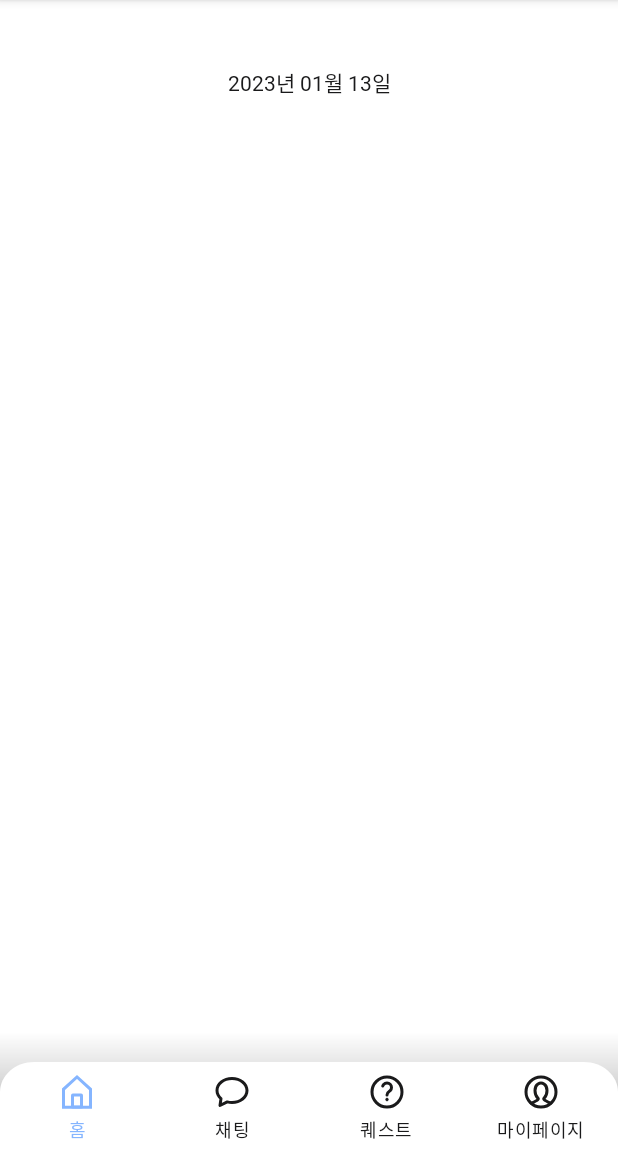
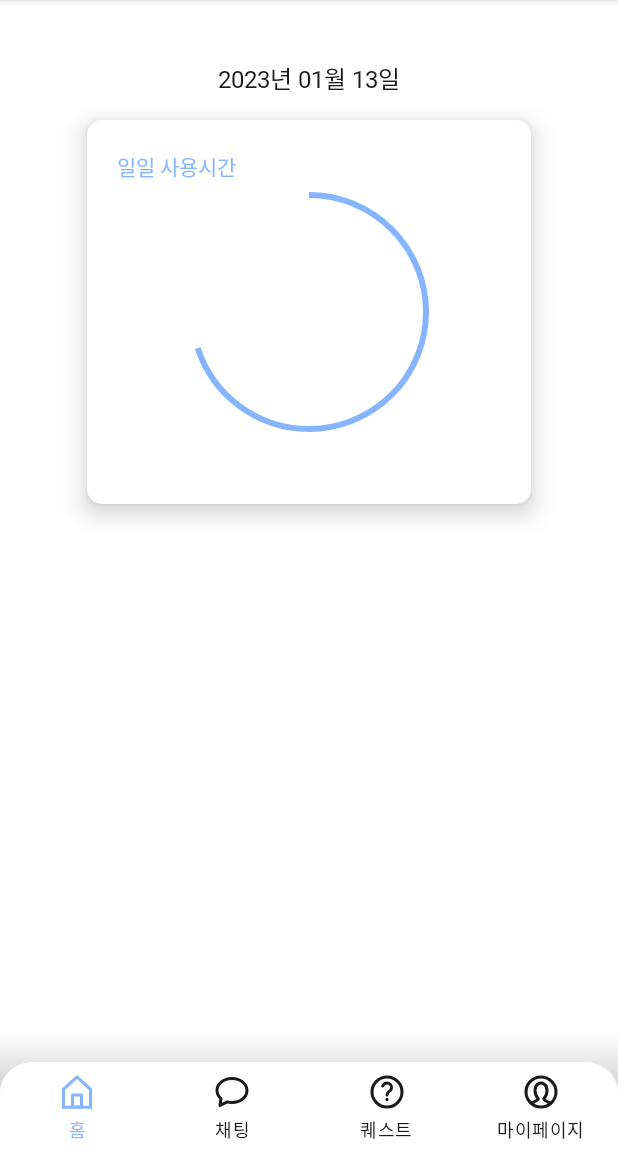
Before and after one commit to Pureum-umc-app/Pureum-FE, an Android app: the screen it shows after launch (MainActivity), on a phone screen of 412 x 824 dp, the part 84-1236 px from its top. Run offline under Robolectric (Android 15) with nearby library versions, the light colour scheme and no system bars; our stand-ins replace data binding, navigation-ui; libraries missing offline, so code that uses them is left out: com.kakao.sdk; 3 statements that could not run were skipped.

Commit message:
[ADD] 홈 화면 날짜 및 ViewPager 구현 중

```diff
--- /dev/null
+++ b/app/src/main/java/kr/co/pureum/adapter/home/UsageTimeAdapter.kt
@@ -0,0 +1,57 @@
+package kr.co.pureum.adapter.home
+
+import android.os.Build
+import android.view.LayoutInflater
+import android.view.ViewGroup
+import androidx.annotation.RequiresApi
+import androidx.databinding.DataBindingUtil
+import androidx.recyclerview.widget.RecyclerView
+import kr.co.domain.model.UsageTimeInfo
+import kr.co.pureum.R
+import kr.co.pureum.databinding.FragmentUsageTimeBinding
+import java.time.format.DateTimeFormatter
+
+class UsageTimeAdapter : RecyclerView.Adapter<UsageTimeAdapter.ViewHolder>() {
+    private lateinit var binding: FragmentUsageTimeBinding
+    private var usageTimeList = mutableListOf<UsageTimeInfo>()
+
+    interface Listener {
+        fun onClick(combId: Long)
+        fun onDelete(combId: Long)
+        fun onPost(combId: Long)
+    }
+
+    private lateinit var usageTimeListener : Listener
+
+    fun setListener(listener: Listener){
+        usageTimeListener = listener
+    }
+
+    override fun onCreateViewHolder(parent: ViewGroup, viewType: Int): ViewHolder {
+        binding = DataBindingUtil.inflate(LayoutInflater.from(parent.context), R.layout.fragment_usage_time, parent, false)
+        return ViewHolder(binding)
+    }
+
+    @RequiresApi(Build.VERSION_CODES.O)
+    override fun onBindViewHolder(holder: ViewHolder, position: Int) {
+        holder.bind(usageTimeList[position], position)
+//        holder.itemView.setOnClickListener { usageTimeListener.onClick(usageTimeList[position].id) }
+    }
+
+    override fun getItemCount(): Int = usageTimeList.size
+
+    fun setData(data: List<UsageTimeInfo>){
+        usageTimeList.clear()
+        usageTimeList.addAll(data)
+        notifyDataSetChanged()
+    }
+
+    inner class ViewHolder(val binding: FragmentUsageTimeBinding) : RecyclerView.ViewHolder(binding.root) {
+        @RequiresApi(Build.VERSION_CODES.O)
+        fun bind(usageTimeInfo: UsageTimeInfo, position: Int){
+            binding.homeDate.text = usageTimeInfo.dateTime.format(DateTimeFormatter.ofPattern("yyyy년 MM월 dd일"))
+            binding.homeUsageTimeIndicator.max = usageTimeInfo.goalTime
+            binding.homeUsageTimeIndicator.progress = usageTimeInfo.usageTime
+        }
+    }
+}
--- a/app/src/main/java/kr/co/pureum/views/home/HomeFragment.kt
+++ b/app/src/main/java/kr/co/pureum/views/home/HomeFragment.kt
@@ -4,7 +4,10 @@ import android.os.Build
 import android.os.Bundle
 import android.view.View
 import androidx.annotation.RequiresApi
+import androidx.recyclerview.widget.LinearLayoutManager
+import kr.co.domain.model.UsageTimeInfo
 import kr.co.pureum.R
+import kr.co.pureum.adapter.home.UsageTimeAdapter
 import kr.co.pureum.base.BaseFragment
 import kr.co.pureum.databinding.FragmentHomeBinding
 import kr.co.pureum.views.MainActivity
@@ -34,6 +37,22 @@ class HomeFragment : BaseFragment<FragmentHomeBinding>(R.layout.fragment_home) {
     private fun initView() {
         today = LocalDateTime.now()
 
-        binding.homeDate.text = today.format(DateTimeFormatter.ofPattern("yyyy년 MM월 dd일"))
+        binding.homeViewPager.apply {
+            adapter = UsageTimeAdapter().apply {
+                setListener(object : UsageTimeAdapter.Listener{
+                    override fun onClick(combId: Long) {
+                    }
+
+                    override fun onDelete(combId: Long) {
+                    }
+
+                    override fun onPost(combId: Long) {
+                    }
+                })
+            }
+        }
+
+        val usageTimeList : List<UsageTimeInfo> = listOf(UsageTimeInfo(10, 7, LocalDateTime.now()), UsageTimeInfo(10, 7, LocalDateTime.now()), UsageTimeInfo(10, 7, LocalDateTime.now()))
+        (binding.homeViewPager.adapter as UsageTimeAdapter).setData(usageTimeList)
     }
 }
--- /dev/null
+++ b/app/src/main/java/kr/co/pureum/views/home/UsageTimeFragment.kt
@@ -0,0 +1,32 @@
+package kr.co.pureum.views.home
+
+import android.os.Bundle
+import android.view.View
+import kr.co.pureum.R
+import kr.co.pureum.base.BaseFragment
+import kr.co.pureum.databinding.FragmentUsageTimeBinding
+
+class UsageTimeFragment : BaseFragment<FragmentUsageTimeBinding>(R.layout.fragment_usage_time) {
+    companion object {
+        var instance: UsageTimeFragment? = null
+    }
+
+    override fun onCreate(savedInstanceState: Bundle?) {
+        super.onCreate(savedInstanceState)
+        instance = this
+    }
+
+    override fun onViewCreated(view: View, savedInstanceState: Bundle?) {
+        super.onViewCreated(view, savedInstanceState)
+        initView()
+    }
+
+    private fun initView() {
+
+    }
+
+    override fun onDestroy() {
+        super.onDestroy()
+        instance = null
+    }
+}
--- /dev/null
+++ b/app/src/main/res/drawable/bg_home_usage_time.xml
@@ -0,0 +1,6 @@
+<?xml version="1.0" encoding="utf-8"?>
+<shape xmlns:android="http://schemas.android.com/apk/res/android"
+    android:shape="rectangle">
+    <solid android:color="#FFFFFFFF"/>
+    <corners android:radius="10dp"/>
+</shape>
--- a/app/src/main/res/layout/activity_main.xml
+++ b/app/src/main/res/layout/activity_main.xml
@@ -10,6 +10,7 @@
         android:layout_height="match_parent">
 
         <com.google.android.material.appbar.AppBarLayout
+            android:id="@+id/appbar_layout"
             android:layout_width="match_parent"
             android:layout_height="wrap_content"
             app:layout_constraintTop_toTopOf="parent"
@@ -24,12 +25,13 @@
                 app:navigationIcon="@drawable/ic_toolbar_back"/>
         </com.google.android.material.appbar.AppBarLayout>
 
-
         <androidx.fragment.app.FragmentContainerView
             android:id="@+id/main_frame"
             android:name="androidx.navigation.fragment.NavHostFragment"
             android:layout_width="match_parent"
-            android:layout_height="match_parent"
+            android:layout_height="0dp"
+            app:layout_constraintTop_toBottomOf="@+id/appbar_layout"
+            app:layout_constraintBottom_toBottomOf="parent"
             app:layout_behavior="@string/hide_bottom_view_on_scroll_behavior"
             app:defaultNavHost="true"
             app:navGraph="@navigation/main_navigation_graph"/>
--- a/app/src/main/res/layout/fragment_home.xml
+++ b/app/src/main/res/layout/fragment_home.xml
@@ -8,16 +8,13 @@
         android:layout_width="match_parent"
         android:layout_height="match_parent">
 
-        <TextView
-            android:id="@+id/home_date"
+        <androidx.viewpager2.widget.ViewPager2
+            android:id="@+id/home_view_pager"
             android:layout_width="match_parent"
-            android:layout_height="wrap_content"
+            android:layout_height="360dp"
             app:layout_constraintTop_toTopOf="parent"
-            android:layout_marginTop="100dp"
+            android:layout_marginTop="8dp"
             app:layout_constraintStart_toStartOf="parent"
-            app:layout_constraintEnd_toEndOf="parent"
-            android:fontFamily="@font/nanum_square_neo_extrabold"
-            android:textAlignment="center"
-            android:textStyle="normal" />
+            app:layout_constraintEnd_toEndOf="parent"/>
     </androidx.constraintlayout.widget.ConstraintLayout>
 </layout>
--- /dev/null
+++ b/app/src/main/res/layout/fragment_usage_time.xml
@@ -0,0 +1,57 @@
+<?xml version="1.0" encoding="utf-8"?>
+<layout xmlns:android="http://schemas.android.com/apk/res/android"
+    xmlns:tools="http://schemas.android.com/tools"
+    xmlns:app="http://schemas.android.com/apk/res-auto"
+    tools:context=".views.home.UsageTimeFragment">
+
+    <androidx.constraintlayout.widget.ConstraintLayout
+        android:layout_width="match_parent"
+        android:layout_height="match_parent">
+
+        <TextView
+            android:id="@+id/home_date"
+            android:layout_width="match_parent"
+            android:layout_height="wrap_content"
+            app:layout_constraintTop_toTopOf="parent"
+            android:layout_marginTop="32dp"
+            app:layout_constraintStart_toStartOf="parent"
+            app:layout_constraintEnd_toEndOf="parent"
+            android:fontFamily="@font/nanum_square_neo_extrabold"
+            android:textSize="16sp"
+            android:textAlignment="center"
+            android:textStyle="normal" />
+
+        <androidx.constraintlayout.widget.ConstraintLayout
+            android:layout_width="296dp"
+            android:layout_height="256dp"
+            app:layout_constraintTop_toBottomOf="@id/home_date"
+            android:layout_marginTop="16dp"
+            app:layout_constraintStart_toStartOf="parent"
+            app:layout_constraintEnd_toEndOf="parent"
+            android:background="@drawable/bg_home_usage_time"
+            android:elevation="10dp">
+
+            <TextView
+                android:layout_width="wrap_content"
+                android:layout_height="wrap_content"
+                app:layout_constraintTop_toTopOf="parent"
+                app:layout_constraintStart_toStartOf="parent"
+                android:layout_marginTop="20dp"
+                android:layout_marginStart="20dp"
+                android:text="@string/daily_usage_time"
+                android:textSize="14sp"
+                android:fontFamily="@font/nanum_square_neo_bold"
+                android:textColor="?attr/colorPrimary"/>
+
+            <com.google.android.material.progressindicator.CircularProgressIndicator
+                android:id="@+id/home_usage_time_indicator"
+                android:layout_width="160dp"
+                android:layout_height="160dp"
+                app:layout_constraintTop_toTopOf="parent"
+                app:layout_constraintBottom_toBottomOf="parent"
+                app:layout_constraintStart_toStartOf="parent"
+                app:layout_constraintEnd_toEndOf="parent"
+                app:indicatorSize="160dp"/>
+        </androidx.constraintlayout.widget.ConstraintLayout>
+    </androidx.constraintlayout.widget.ConstraintLayout>
+</layout>
--- a/app/src/main/res/values/strings.xml
+++ b/app/src/main/res/values/strings.xml
@@ -1,3 +1,6 @@
 <resources>
     <string name="app_name">푸름</string>
+
+    <!--  HomeFragment  -->
+    <string name="daily_usage_time">일일 사용시간</string>
 </resources>
--- /dev/null
+++ b/domain/src/main/java/kr/co/domain/model/UsageTimeInfo.kt
@@ -0,0 +1,9 @@
+package kr.co.domain.model
+
+import java.time.LocalDateTime
+
+data class UsageTimeInfo(
+    var goalTime: Int,
+    var usageTime: Int,
+    var dateTime: LocalDateTime,
+)
```
